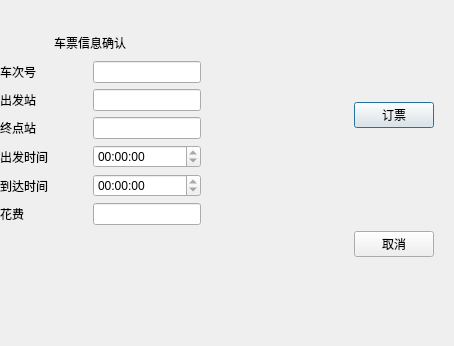
Above: src/Cpluspluswork/book.ui from wutb15/C-work before the change. Below: the same form after it.
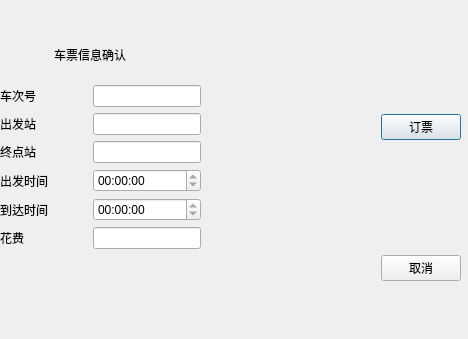
That is the form after the change. Icons and pictures are not drawn.

```diff
--- a/src/Cpluspluswork/book.ui
+++ b/src/Cpluspluswork/book.ui
@@ -6,8 +6,8 @@
    <rect>
     <x>0</x>
     <y>0</y>
-    <width>454</width>
-    <height>346</height>
+    <width>468</width>
+    <height>339</height>
    </rect>
   </property>
   <property name="windowTitle">
@@ -22,8 +22,8 @@
     <rect>
      <x>0</x>
      <y>30</y>
-     <width>434</width>
-     <height>227</height>
+     <width>461</width>
+     <height>251</height>
     </rect>
    </property>
    <layout class="QGridLayout" name="gridLayout_2">
```
Left out of the diff: 31 changed lines with no effect on the pictures.
